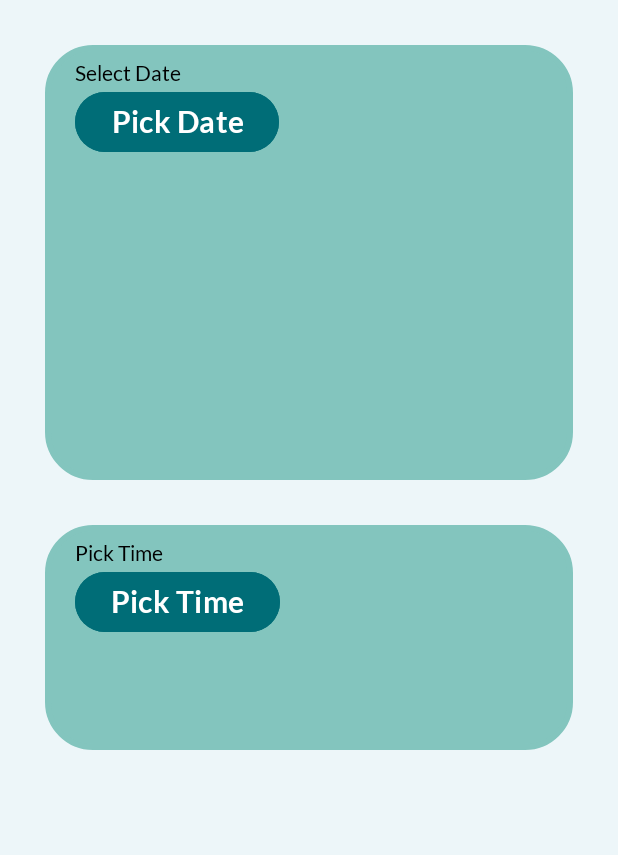
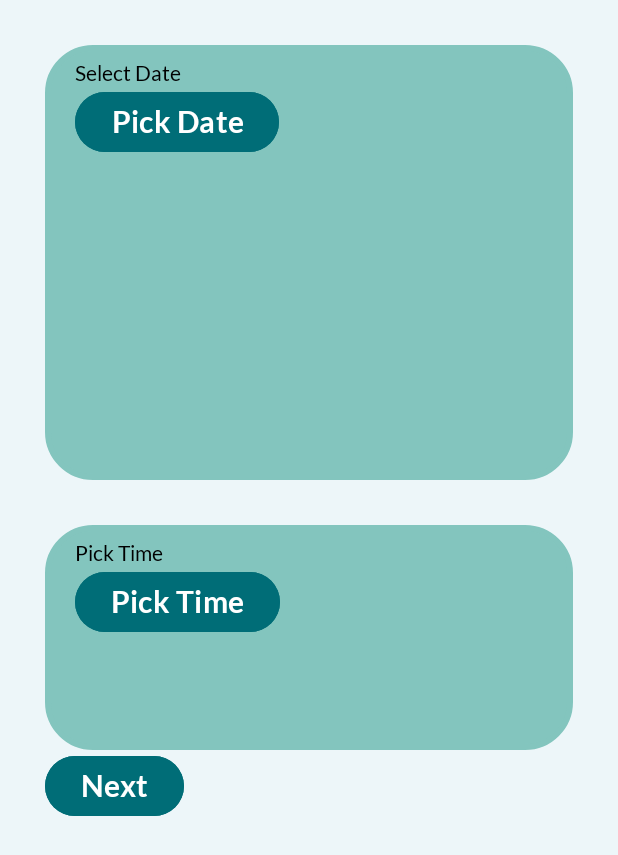
Before and after one commit to Game-Knight/gameknight, an Android app: the AddGameNightActivity screen opened directly, with no data from a screen before it, on a phone screen of 412 x 824 dp. Shown: the top 855 px of the screen. Run offline under Robolectric (Android 15) with nearby library versions, the phone set to English and light mode, and no system bars.

Commit message:
finished nav flow for adding game night

```diff
--- a/app/src/main/java/com/cs_356/app/Views/AddGameNight/AddGameNightActivity.java
+++ b/app/src/main/java/com/cs_356/app/Views/AddGameNight/AddGameNightActivity.java
@@ -3,10 +3,12 @@ package com.cs_356.app.Views.AddGameNight;
 import androidx.appcompat.app.AppCompatActivity;
 import androidx.fragment.app.DialogFragment;
 
+import android.content.Intent;
 import android.os.Bundle;
 import android.view.View;
 
 import com.cs_356.app.R;
+import com.cs_356.app.Views.GameNightsActivity;
 
 /**
  * This activity allows a user to schedule a new game night.
@@ -21,15 +23,34 @@ public class AddGameNightActivity extends AppCompatActivity {
     protected void onCreate(Bundle savedInstanceState) {
         super.onCreate(savedInstanceState);
         setContentView(R.layout.activity_add_game_night);
+        if (savedInstanceState == null) {
+            getSupportFragmentManager().beginTransaction()
+                    .setReorderingAllowed(true)
+                    .add(R.id.addGameNightFragment, AddGameNightInfoFragment.class, null)
+                    .commit();
+        }
     }
 
-    public void showDatePickerDialog(View v) {
+    public void showDatePickerDialog() {
         DialogFragment newFragment = new DatePickerFragment();
         newFragment.show(getSupportFragmentManager(), "datePicker");
     }
 
-    public void showTimePickerDialog(View v) {
+    public void showTimePickerDialog() {
         DialogFragment newFragment = new TimePickerFragment();
         newFragment.show(getSupportFragmentManager(), "datePicker");
     }
+
+    public void onClickNextButton() {
+        getSupportFragmentManager().beginTransaction()
+                .replace(R.id.addGameNightFragment, AddGameNightFriendsFragment.class, null)
+                .setReorderingAllowed(true)
+                .addToBackStack(null)
+                .commit();
+    }
+
+    public void onClickFinishButton() {
+        Intent intent = new Intent(this, GameNightsActivity.class);
+        startActivity(intent);
+    }
 }
--- a/app/src/main/java/com/cs_356/app/Views/AddGameNight/AddGameNight2Fragment.java
+++ b/app/src/main/java/com/cs_356/app/Views/AddGameNight/AddGameNightInfoFragment.java
@@ -7,15 +7,16 @@ import androidx.fragment.app.Fragment;
 import android.view.LayoutInflater;
 import android.view.View;
 import android.view.ViewGroup;
+import android.widget.Button;
 
 import com.cs_356.app.R;
 
 /**
  * A simple {@link Fragment} subclass.
- * Use the {@link AddGameNight2Fragment#newInstance} factory method to
+ * Use the {@link AddGameNightInfoFragment#newInstance} factory method to
  * create an instance of this fragment.
  */
-public class AddGameNight2Fragment extends Fragment {
+public class AddGameNightInfoFragment extends Fragment {
 
     // TODO: Rename parameter arguments, choose names that match
     // the fragment initialization parameters, e.g. ARG_ITEM_NUMBER
@@ -26,7 +27,7 @@ public class AddGameNight2Fragment extends Fragment {
     private String mParam1;
     private String mParam2;
 
-    public AddGameNight2Fragment() {
+    public AddGameNightInfoFragment() {
         // Required empty public constructor
     }
 
@@ -36,11 +37,11 @@ public class AddGameNight2Fragment extends Fragment {
      *
      * @param param1 Parameter 1.
      * @param param2 Parameter 2.
-     * @return A new instance of fragment AddGameNight2Fragment.
+     * @return A new instance of fragment AddGameNight1Fragment.
      */
     // TODO: Rename and change types and number of parameters
-    public static AddGameNight2Fragment newInstance(String param1, String param2) {
-        AddGameNight2Fragment fragment = new AddGameNight2Fragment();
+    public static AddGameNightInfoFragment newInstance(String param1, String param2) {
+        AddGameNightInfoFragment fragment = new AddGameNightInfoFragment();
         Bundle args = new Bundle();
         args.putString(ARG_PARAM1, param1);
         args.putString(ARG_PARAM2, param2);
@@ -61,6 +62,13 @@ public class AddGameNight2Fragment extends Fragment {
     public View onCreateView(LayoutInflater inflater, ViewGroup container,
                              Bundle savedInstanceState) {
         // Inflate the layout for this fragment
-        return inflater.inflate(R.layout.fragment_add_game_night2, container, false);
+        View rootView = inflater.inflate(R.layout.fragment_add_game_night_info, container, false);
+        final Button addGameNightNextButton = rootView.findViewById(R.id.add_game_night_next_button);
+        addGameNightNextButton.setOnClickListener(new View.OnClickListener() {
+            public void onClick(View v) {
+                ((AddGameNightActivity)getActivity()).onClickNextButton();
+            }
+        });
+        return rootView;
     }
 }
--- a/app/src/main/res/layout/activity_add_game_night.xml
+++ b/app/src/main/res/layout/activity_add_game_night.xml
@@ -7,14 +7,7 @@
     tools:context=".Views.AddGameNight.AddGameNightActivity">
 
     <androidx.fragment.app.FragmentContainerView
-        xmlns:android="http://schemas.android.com/apk/res/android"
-        android:id="@+id/addGameNight1"
-        android:layout_width="match_parent"
-        android:layout_height="match_parent"
-        android:name="com.cs_356.app.Views.AddGameNight.AddGameNight1Fragment" />
-    <androidx.fragment.app.FragmentContainerView
-        xmlns:android="http://schemas.android.com/apk/res/android"
-        android:id="@+id/addGameNight2"
+        android:id="@+id/addGameNightFragment"
         android:layout_width="match_parent"
         android:layout_height="match_parent" />
 
--- a/app/src/main/res/layout/fragment_add_game_night1.xml
+++ b/app/src/main/res/layout/fragment_add_game_night_info.xml
@@ -4,7 +4,7 @@
     xmlns:tools="http://schemas.android.com/tools"
     android:layout_width="match_parent"
     android:layout_height="match_parent"
-    tools:context=".Views.AddGameNight.AddGameNight1Fragment">
+    tools:context=".Views.AddGameNight.AddGameNightInfoFragment">
 
     <LinearLayout
         android:layout_width="match_parent"
@@ -62,6 +62,12 @@
                 app:layout_constraintStart_toStartOf="parent"
                 app:layout_constraintTop_toBottomOf="@+id/timeTextView" />
         </androidx.constraintlayout.widget.ConstraintLayout>
+
+        <Button
+            android:layout_width="wrap_content"
+            android:layout_height="wrap_content"
+            android:text="Next"
+            android:id="@+id/add_game_night_next_button" />
     </LinearLayout>
 
 </FrameLayout>
```
Also changed, not shown: app/src/main/java/com/cs_356/app/Views/AddGameNight/AddGameNightFriendsFragment.java (renamed from app/src/main/java/com/cs_356/app/Views/AddGameNight/AddGameNight1Fragment.java, +15 -7 lines), app/src/main/java/com/cs_356/app/Views/GameNightsActivity.java (+16 -0 lines), app/src/main/res/layout/activity_game_nights.xml (+8 -0 lines), app/src/main/res/layout/fragment_add_game_night_friends.xml (renamed from app/src/main/res/layout/fragment_add_game_night2.xml, +7 -5 lines).
